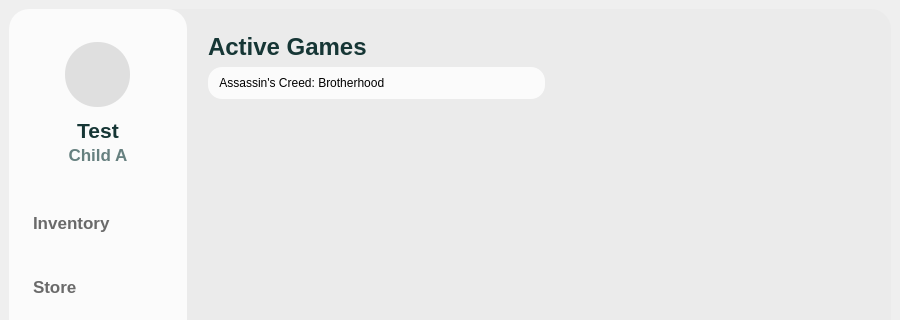
Qt form src/famiowl_client.ui (ez4bk/S-Team-Project) before a commit; both pictures show x 0 to 900 and y 0 to 320 of the 900 by 600 pixel window.
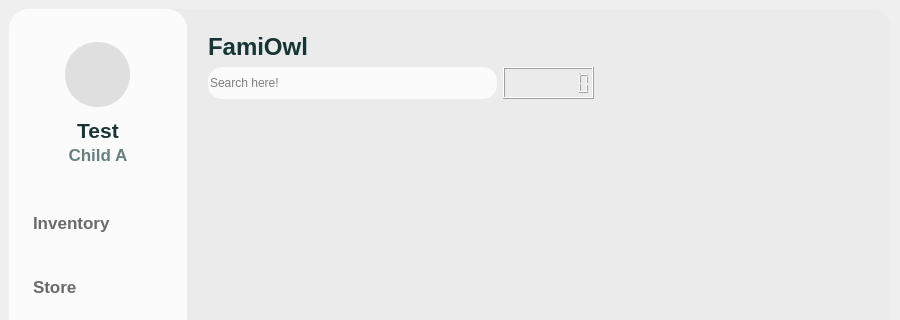
The same form after that commit. Icons and pictures are not drawn.

Commit message: timer and search

What changed in the file:
```diff
--- a/src/famiowl_client.ui
+++ b/src/famiowl_client.ui
@@ -446,7 +446,7 @@
                <string notr="true">color: rgb(22, 54, 53)</string>
               </property>
               <property name="text">
-               <string>Active Games</string>
+               <string>FamiOwl</string>
               </property>
              </widget>
             </item>
@@ -471,16 +471,29 @@
                  <string/>
                 </property>
                 <property name="text">
-                 <string>   Assassin's Creed: Brotherhood</string>
+                 <string/>
                 </property>
                 <property name="alignment">
                  <set>Qt::AlignLeading|Qt::AlignLeft|Qt::AlignVCenter</set>
                 </property>
                 <property name="readOnly">
+                 <bool>false</bool>
+                </property>
+                <property name="placeholderText">
+                 <string>Search here!</string>
+                </property>
+                <property name="clearButtonEnabled">
                  <bool>true</bool>
                 </property>
                </widget>
               </item>
+              <item>
+               <widget class="QLCDNumber" name="game_timer">
+                <property name="digitCount">
+                 <number>8</number>
+                </property>
+               </widget>
+              </item>
               <item>
                <spacer name="horizontalSpacer">
                 <property name="orientation">
```
Left out of the diff: 4 changed lines with no effect on the pictures. The commit also changes 2 other files.
